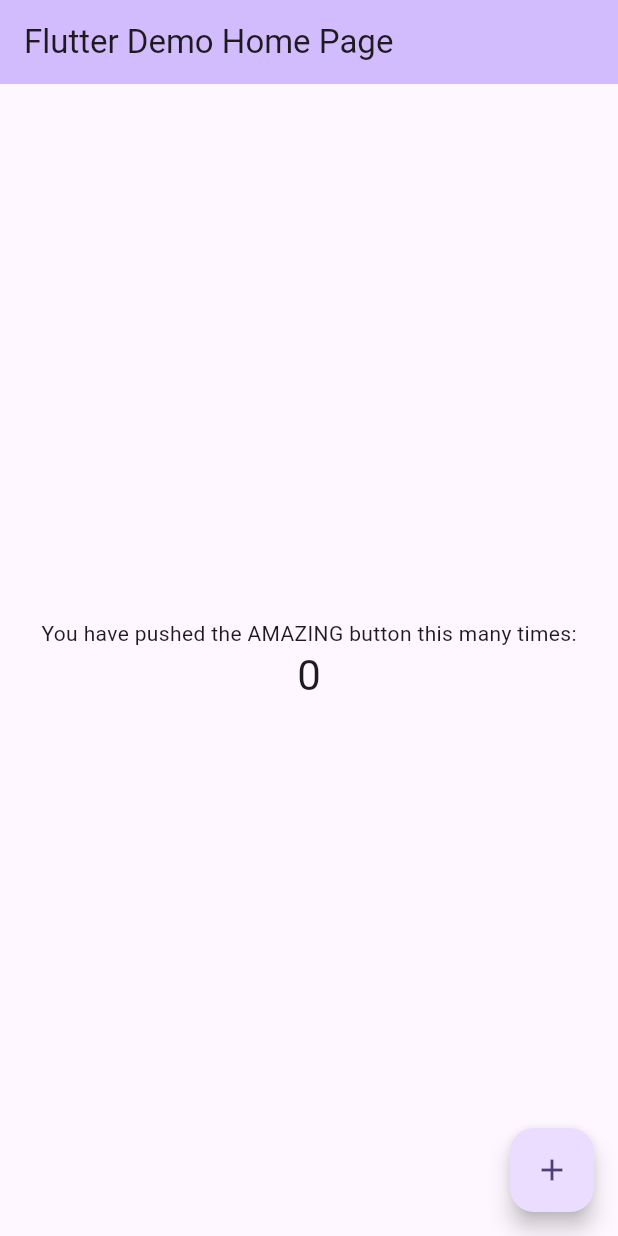
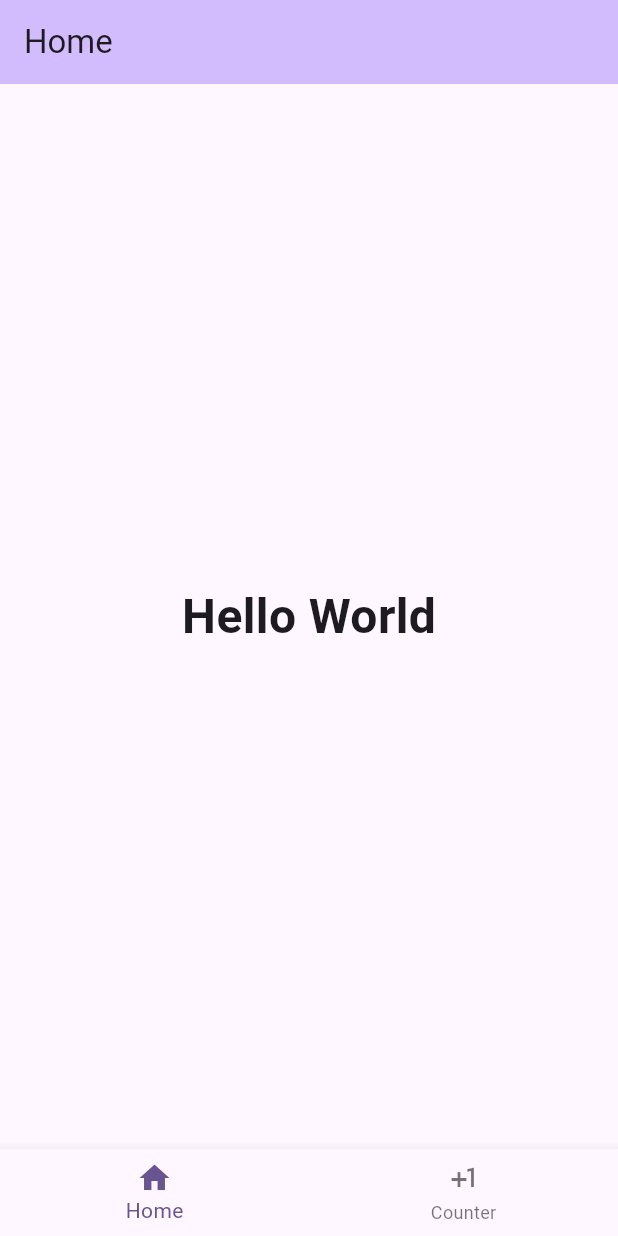
Before and after one commit to EliotAmn/Epitech-AREA, a Flutter app: the screen it shows after launch, on a phone screen of 412 x 824 dp. Run offline on Flutter 3.47's test engine with Material 3 defaults, Android fonts, the light colour scheme and no system bars.

Commit message:
feat: add a new page to test navigation functionalities

```diff
--- a/mobile/lib/main.dart
+++ b/mobile/lib/main.dart
@@ -1,4 +1,6 @@
 import 'package:flutter/material.dart';
+import 'pages/home_page.dart';
+import 'pages/counter_page.dart';
 
 void main() {
   runApp(const MyApp());
@@ -7,115 +9,56 @@
 class MyApp extends StatelessWidget {
   const MyApp({super.key});
 
-  // This widget is the root of your application.
   @override
   Widget build(BuildContext context) {
     return MaterialApp(
       title: 'Flutter Demo',
       theme: ThemeData(
-        // This is the theme of your application.
-        //
-        // TRY THIS: Try running your application with "flutter run". You'll see
-        // the application has a purple toolbar. Then, without quitting the app,
-        // try changing the seedColor in the colorScheme below to Colors.green
-        // and then invoke "hot reload" (save your changes or press the "hot
-        // reload" button in a Flutter-supported IDE, or press "r" if you used
-        // the command line to start the app).
-        //
-        // Notice that the counter didn't reset back to zero; the application
-        // state is not lost during the reload. To reset the state, use hot
-        // restart instead.
-        //
-        // This works for code too, not just values: Most code changes can be
-        // tested with just a hot reload.
-        colorScheme: .fromSeed(seedColor: Colors.deepPurple),
+        colorScheme: ColorScheme.fromSeed(seedColor: Colors.deepPurple),
       ),
-      home: const MyHomePage(title: 'Flutter Demo Home Page'),
+      home: const MainNavigation(),
     );
   }
 }
 
-class MyHomePage extends StatefulWidget {
-  const MyHomePage({super.key, required this.title});
-
-  // This widget is the home page of your application. It is stateful, meaning
-  // that it has a State object (defined below) that contains fields that affect
-  // how it looks.
-
-  // This class is the configuration for the state. It holds the values (in this
-  // case the title) provided by the parent (in this case the App widget) and
-  // used by the build method of the State. Fields in a Widget subclass are
-  // always marked "final".
-
-  final String title;
+class MainNavigation extends StatefulWidget {
+  const MainNavigation({super.key});
 
   @override
-  State<MyHomePage> createState() => _MyHomePageState();
+  State<MainNavigation> createState() => _MainNavigationState();
 }
 
-class _MyHomePageState extends State<MyHomePage> {
-  int _counter = 0;
+class _MainNavigationState extends State<MainNavigation> {
+  int _selectedIndex = 0;
 
-  void _incrementCounter() {
+  final List<Widget> _pages = [
+    const HomePage(),
+    const CounterPage(),
+  ];
+
+  void _onItemTapped(int index) {
     setState(() {
-      // This call to setState tells the Flutter framework that something has
-      // changed in this State, which causes it to rerun the build method below
-      // so that the display can reflect the updated values. If we changed
-      // _counter without calling setState(), then the build method would not be
-      // called again, and so nothing would appear to happen.
-      _counter++;
+      _selectedIndex = index;
     });
   }
 
   @override
   Widget build(BuildContext context) {
-    // This method is rerun every time setState is called, for instance as done
-    // by the _incrementCounter method above.
-    //
-    // The Flutter framework has been optimized to make rerunning build methods
-    // fast, so that you can just rebuild anything that needs updating rather
-    // than having to individually change instances of widgets.
     return Scaffold(
-      appBar: AppBar(
-        // TRY THIS: Try changing the color here to a specific color (to
-        // Colors.amber, perhaps?) and trigger a hot reload to see the AppBar
-        // change color while the other colors stay the same.
-        backgroundColor: Theme.of(context).colorScheme.inversePrimary,
-        // Here we take the value from the MyHomePage object that was created by
-        // the App.build method, and use it to set our appbar title.
-        title: Text(widget.title),
-      ),
-      body: Center(
-        // Center is a layout widget. It takes a single child and positions it
-        // in the middle of the parent.
-        child: Column(
-          // Column is also a layout widget. It takes a list of children and
-          // arranges them vertically. By default, it sizes itself to fit its
-          // children horizontally, and tries to be as tall as its parent.
-          //
-          // Column has various properties to control how it sizes itself and
-          // how it positions its children. Here we use mainAxisAlignment to
-          // center the children vertically; the main axis here is the vertical
-          // axis because Columns are vertical (the cross axis would be
-          // horizontal).
-          //
-          // TRY THIS: Invoke "debug painting" (choose the "Toggle Debug Paint"
-          // action in the IDE, or press "p" in the console), to see the
-          // wireframe for each widget.
-          mainAxisAlignment: .center,
-          children: [
-            const Text('You have pushed the AMAZING button this many times:'),
-            Text(
-              '$_counter',
-              style: Theme.of(context).textTheme.headlineMedium,
-            ),
-          ],
-        ),
-      ),
-      floatingActionButton: FloatingActionButton(
-        onPressed: _incrementCounter,
-        tooltip: 'Increment',
-        child: const Icon(Icons.add),
+      body: _pages[_selectedIndex],
+      bottomNavigationBar: BottomNavigationBar(
+        items: const [
+          BottomNavigationBarItem(
+            icon: Icon(Icons.home),
+            label: 'Home',
+          ),
+          BottomNavigationBarItem(
+            icon: Icon(Icons.plus_one),
+            label: 'Counter',
+          ),
+        ],
+        currentIndex: _selectedIndex,
+        onTap: _onItemTapped,
       ),
     );
   }
--- /dev/null
+++ b/mobile/lib/pages/counter_page.dart
@@ -0,0 +1,45 @@
+import 'package:flutter/material.dart';
+
+class CounterPage extends StatefulWidget {
+  const CounterPage({super.key});
+
+  @override
+  State<CounterPage> createState() => _CounterPageState();
+}
+
+class _CounterPageState extends State<CounterPage> {
+  int _counter = 0;
+
+  void _incrementCounter() {
+    setState(() {
+      _counter++;
+    });
+  }
+
+  @override
+  Widget build(BuildContext context) {
+    return Scaffold(
+      appBar: AppBar(
+        backgroundColor: Theme.of(context).colorScheme.inversePrimary,
+        title: const Text('Counter'),
+      ),
+      body: Center(
+        child: Column(
+          mainAxisAlignment: MainAxisAlignment.center,
+          children: [
+            const Text('You have pushed the AMAZING button this many times:'),
+            Text(
+              '$_counter',
+              style: Theme.of(context).textTheme.headlineMedium,
+            ),
+          ],
+        ),
+      ),
+      floatingActionButton: FloatingActionButton(
+        onPressed: _incrementCounter,
+        tooltip: 'Increment',
+        child: const Icon(Icons.add),
+      ),
+    );
+  }
+}
--- /dev/null
+++ b/mobile/lib/pages/home_page.dart
@@ -0,0 +1,21 @@
+import 'package:flutter/material.dart';
+
+class HomePage extends StatelessWidget {
+  const HomePage({super.key});
+
+  @override
+  Widget build(BuildContext context) {
+    return Scaffold(
+      appBar: AppBar(
+        backgroundColor: Theme.of(context).colorScheme.inversePrimary,
+        title: const Text('Home'),
+      ),
+      body: const Center(
+        child: Text(
+          'Hello World',
+          style: TextStyle(fontSize: 32, fontWeight: FontWeight.bold),
+        ),
+      ),
+    );
+  }
+}
```
